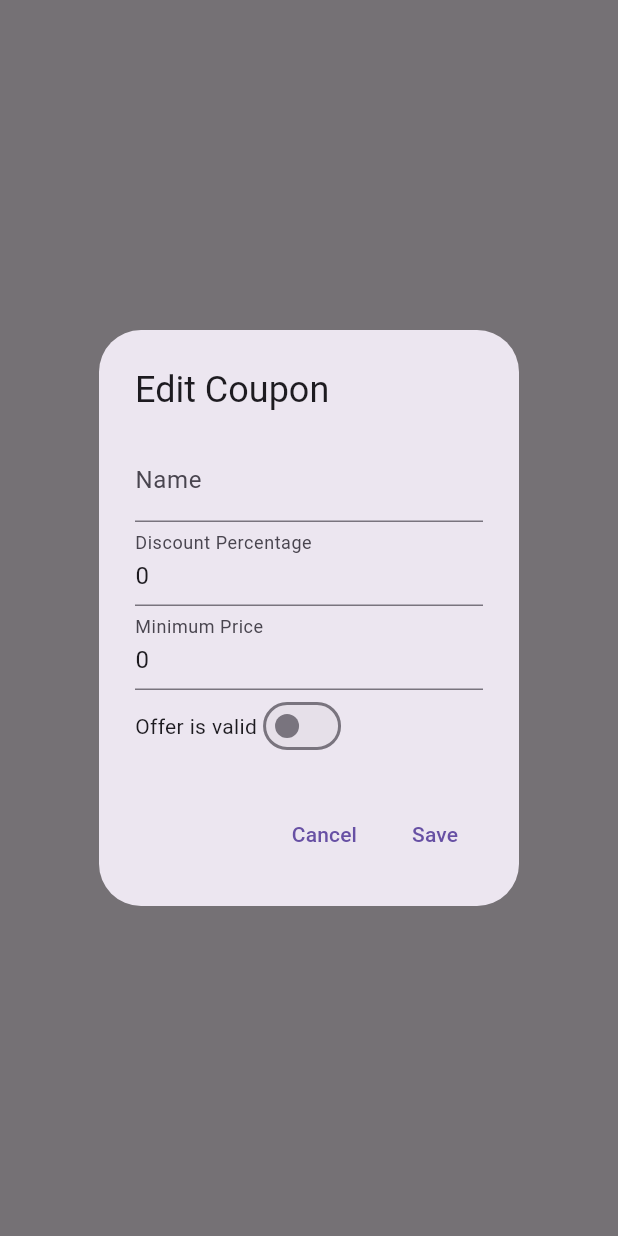
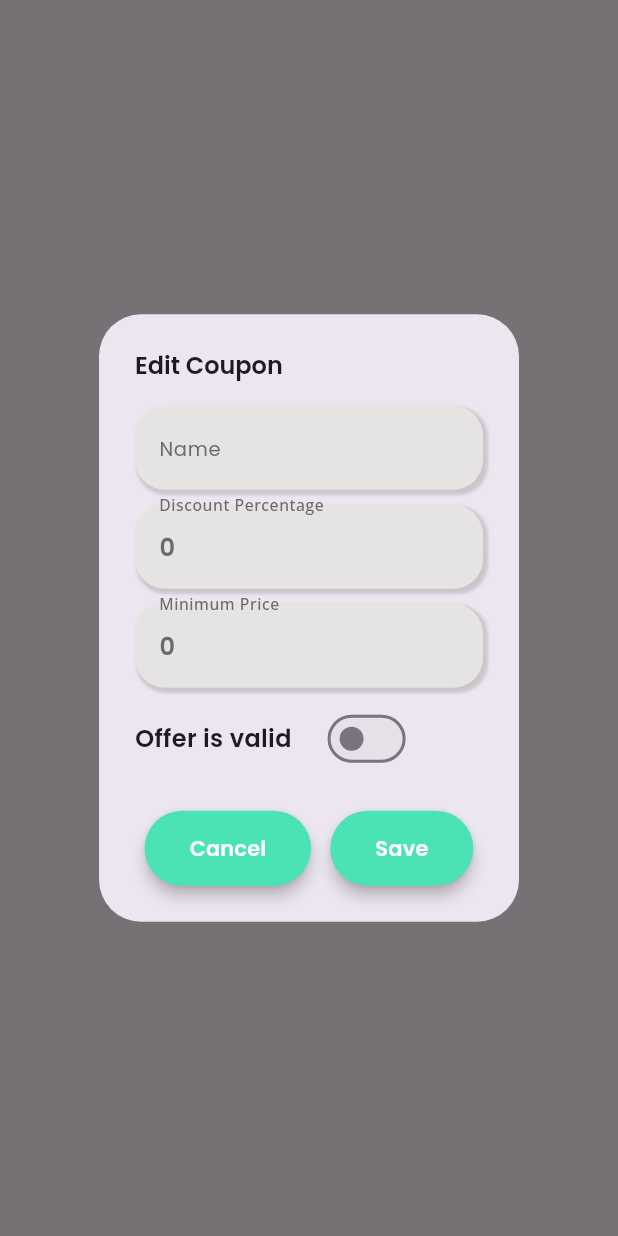
Before and after one commit to kailas1301/crocs-club-admin-side, a Flutter app: what showEditCouponDialog() shows on an empty page, opened directly with empty values, on a phone screen of 412 x 824 dp. Run offline on Flutter 3.47's test engine with Material 3 defaults, Android fonts, the light colour scheme and no system bars; our stand-ins replace animated_splash_screen, bloc, cached_network_image, carousel_slider, dio, flutter_bloc and 4 more; accounts and stored records are empty; network calls fail.

Commit message:
ui edited in offer editing

```diff
--- a/lib/application/presentation/offers_and_coupons/coupon/coupons_screen.dart
+++ b/lib/application/presentation/offers_and_coupons/coupon/coupons_screen.dart
@@ -3,6 +3,8 @@ import 'package:crocsclub_admin/application/business_logic/couponvalidtoggle/blo
 import 'package:crocsclub_admin/domain/core/constants/constants.dart';
 import 'package:crocsclub_admin/domain/models/coupon.dart';
 import 'package:crocsclub_admin/domain/utils/functions/functions.dart';
+import 'package:crocsclub_admin/domain/utils/widgets/elevatedbutton_widget.dart';
+import 'package:crocsclub_admin/domain/utils/widgets/textformfield_widget.dart';
 import 'package:crocsclub_admin/domain/utils/widgets/textwidgets.dart';
 import 'package:flutter/material.dart';
 import 'package:flutter_bloc/flutter_bloc.dart';
@@ -33,7 +35,7 @@ class CouponList extends StatelessWidget {
           );
         } else if (state is CouponsLoaded) {
           return ListView.separated(
-            separatorBuilder: (context, index) => SizedBox(
+            separatorBuilder: (context, index) => const SizedBox(
               height: 5,
             ),
             itemCount: state.coupons.length,
@@ -111,7 +113,7 @@ class CouponList extends StatelessWidget {
           );
         } else if (state is CouponError) {
           return const Center(
-            child: Text('Please wait '),
+            child: SubHeadingTextWidget(title: 'Please wait '),
           );
         } else {
           print(state);
@@ -138,28 +140,34 @@ void showEditCouponDialog(BuildContext context, Coupon coupon) {
     context: context,
     builder: (BuildContext context) {
       return AlertDialog(
-        title: const Text('Edit Coupon'),
+        title: const SubHeadingTextWidget(title: 'Edit Coupon'),
         content: Column(
           mainAxisSize: MainAxisSize.min,
           children: [
-            TextFormField(
+            TextFormFieldWidget(
+              hintText: 'Enter the name',
               controller: nameController,
-              decoration: const InputDecoration(labelText: 'Name'),
+              labelText: 'Name',
             ),
-            TextFormField(
+            kSizedBoxH10,
+            TextFormFieldWidget(
+              hintText: 'Enter the Percentage',
               controller: percentageController,
-              decoration:
-                  const InputDecoration(labelText: 'Discount Percentage'),
+              labelText: 'Discount Percentage',
               keyboardType: TextInputType.number,
             ),
-            TextFormField(
+            kSizedBoxH10,
+            TextFormFieldWidget(
+              hintText: 'Enter the Min Price',
               controller: minimumPriceController,
-              decoration: const InputDecoration(labelText: 'Minimum Price'),
+              labelText: 'Minimum Price',
               keyboardType: TextInputType.number,
             ),
+            kSizedBoxH10,
             Row(
               children: [
-                const Text('Offer is valid'),
+                const SubHeadingTextWidget(title: 'Offer is valid'),
+                kSizedBoxW20,
                 BlocBuilder<CouponValidToggleBloc, CouponValidToggleState>(
                   builder: (context, state) {
                     if (state is ToggleInitialState) {
@@ -186,15 +194,19 @@ void showEditCouponDialog(BuildContext context, Coupon coupon) {
           ],
         ),
         actions: [
-          TextButton(
+          Row(
+            mainAxisAlignment: MainAxisAlignment.spaceAround,
+            children: [
+              ElevatedButtonWidget(
+                buttonText: 'Cancel',
                 onPressed: () {
                   Navigator.of(context).pop();
                 },
-            child: const Text('Cancel'),
               ),
               BlocBuilder<CouponValidToggleBloc, CouponValidToggleState>(
                 builder: (context, state) {
-              return TextButton(
+                  return ElevatedButtonWidget(
+                    buttonText: 'Save',
                     onPressed: () {
                       // Dispatch an event to update the coupon with the new data
                       BlocProvider.of<CouponBloc>(context).add(
@@ -204,16 +216,18 @@ void showEditCouponDialog(BuildContext context, Coupon coupon) {
                             name: nameController.text,
                             discountPercentage:
                                 int.parse(percentageController.text),
-                        minimumPrice: int.parse(minimumPriceController.text),
+                            minimumPrice:
+                                int.parse(minimumPriceController.text),
                             isAvailable: isAvailable,
                           ),
                         ),
                       );
                       Navigator.of(context).pop();
                     },
-                child: const Text('Save'),
                   );
                 },
+              ),
+            ],
           ),
         ],
       );
```
Lines whose indentation alone changed are shown as unchanged.
